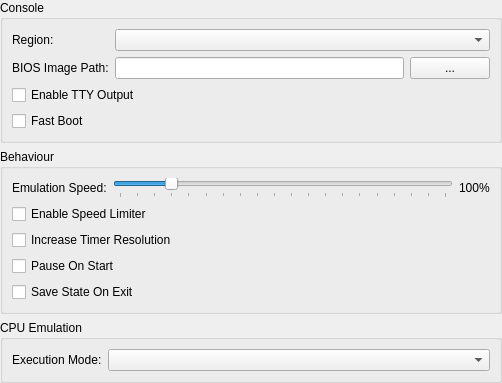
This is src/duckstation-qt/consolesettingswidget.ui in tsangkai/duckstation as Qt 5 draws it before an edit. The edited form follows.
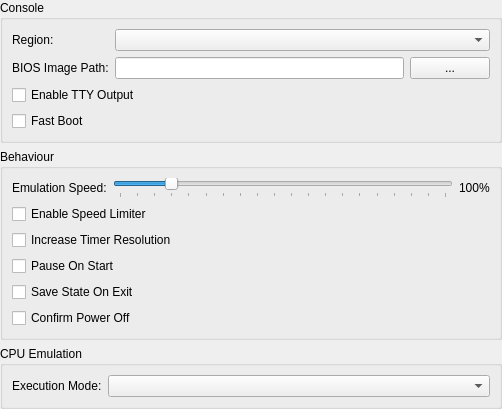
This is the edited form.

Commit message: Qt: Add power off hotkey and confirmation message

Diff of the .ui file:
```diff
--- a/src/duckstation-qt/consolesettingswidget.ui
+++ b/src/duckstation-qt/consolesettingswidget.ui
@@ -160,6 +160,13 @@
         </property>
        </widget>
       </item>
+      <item row="8" column="0" colspan="2">
+       <widget class="QCheckBox" name="confirmPowerOff">
+        <property name="text">
+         <string>Confirm Power Off</string>
+        </property>
+       </widget>
+      </item>
      </layout>
     </widget>
    </item>
```
The commit also changes 5 other files.
